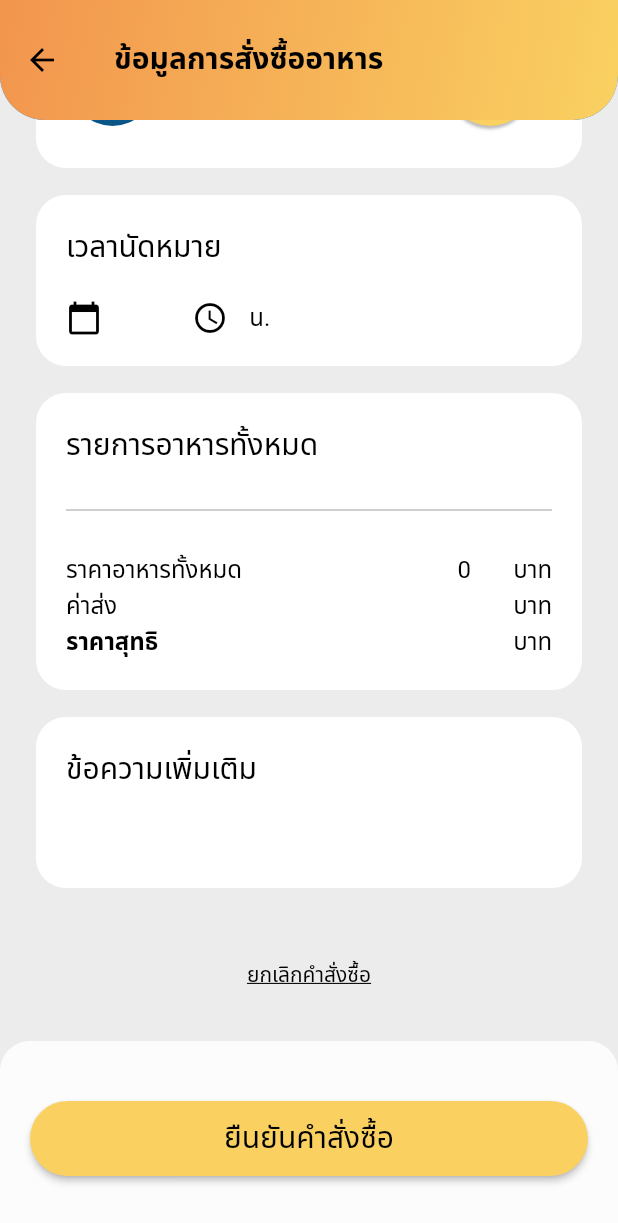
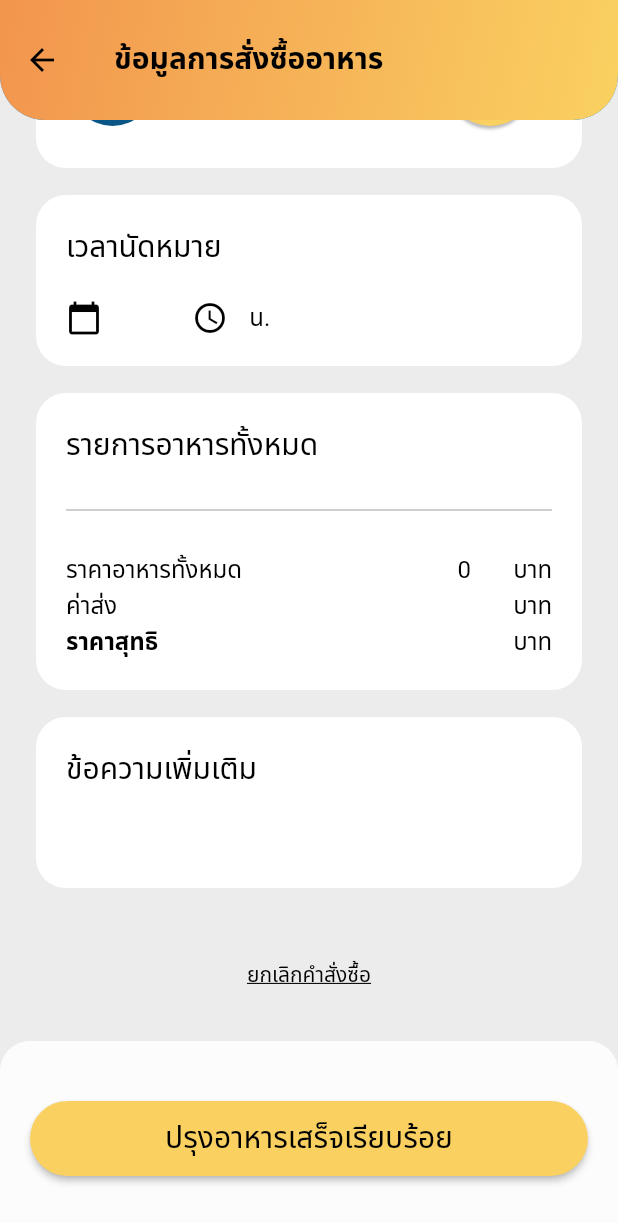
Before and after one commit to Kantaponruj/cd_seniorproject_merchant, a Flutter app: the OrderDetailPage screen opened directly with empty values, scrolled down 139 dp, after a tap on "ยืนยันคำสั่งซื้อ", on a phone screen of 412 x 824 dp. Shown: the top 1223 px of the screen. Run offline on Flutter 3.47's test engine with Material 2 defaults, Android fonts, the phone set to English and light mode, and no system bars; our stand-ins replace auto_size_text, cloud_firestore, firebase_auth, firebase_core, firebase_messaging, firebase_storage and 9 more; missing offline and left inert: bottom_indicator_bar_fork, flutter_phone_direct_caller, flutter_polyline_points, google_maps_place_picker, google_maps_widget; accounts and stored records are empty.

Commit message:
Fix order status button

```diff
--- a/lib/screens/order/orderDetail.dart
+++ b/lib/screens/order/orderDetail.dart
@@ -39,7 +39,7 @@ class OrderDetailPage extends StatefulWidget {
 }
 
 class _OrderDetailPageState extends State<OrderDetailPage> {
-  String orderStatus = 'ยืนยันคำสั่งซื้อ';
+  String orderStatus;
   String topicTime;
   OrderMenu menu = OrderMenu();
   OrderDetail _orderDetail = OrderDetail();
@@ -53,6 +53,7 @@ class _OrderDetailPageState extends State<OrderDetailPage> {
       widget.order['documentId'],
       widget.typeOrder,
     );
+    orderStatus = widget.order['orderStatus'];
     topicTime = widget.order['typeOrder'] == 'delivery'
         ? 'ระยะเวลาการจัดส่ง'
         : 'เวลานัดหมาย';
@@ -348,7 +349,7 @@ class _OrderDetailPageState extends State<OrderDetailPage> {
               ),
             ),
             bottomNavigationBar:
-                widget.order['orderStatus'] == 'ยืนยันคำสั่งซื้อ'
+                orderStatus == 'ยืนยันคำสั่งซื้อ'
                     ? BottomOrder(
                         text: 'ยืนยันการจัดส่ง',
                         onPressed: () {
@@ -384,6 +385,7 @@ class _OrderDetailPageState extends State<OrderDetailPage> {
                               'ยืนยันคำสั่งซื้อ',
                               'delivery-orders',
                             );
+                            orderStatus = 'ยืนยันคำสั่งซื้อ';
                           });
                         },
                       ),
@@ -658,7 +660,7 @@ class _OrderDetailPageState extends State<OrderDetailPage> {
                 ),
               ),
             ),
-            bottomNavigationBar: widget.order['orderStatus'] ==
+            bottomNavigationBar: orderStatus ==
                     'ยืนยันคำสั่งซื้อ'
                 ? BottomOrder(
                     text: 'ปรุงอาหารเสร็จเรียบร้อย',
@@ -729,6 +731,7 @@ class _OrderDetailPageState extends State<OrderDetailPage> {
                           'ยืนยันคำสั่งซื้อ',
                           'pickup-orders',
                         );
+                        orderStatus = 'ยืนยันคำสั่งซื้อ';
                       });
                     },
                   ),
```
